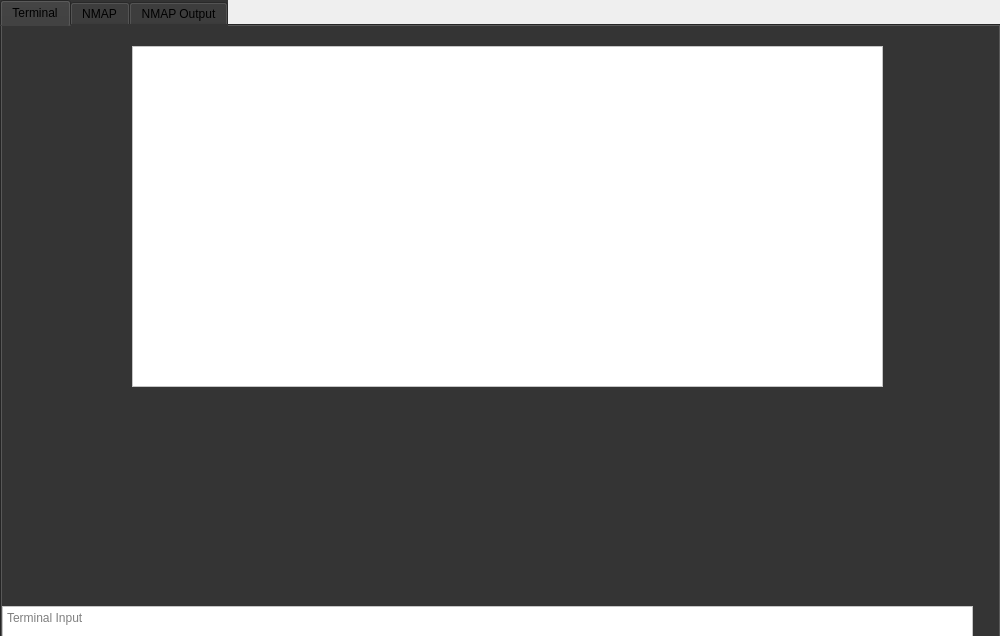
Old version of the form untitled.ui in the repository aaroncf2008/unigui.
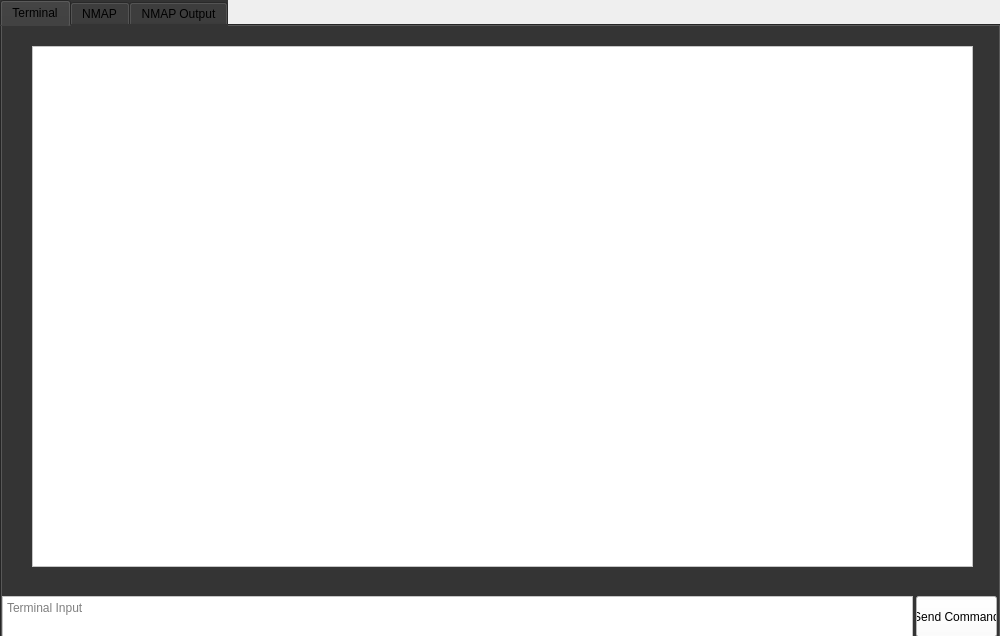
New version of the form.

Patch:
```diff
--- a/untitled.ui
+++ b/untitled.ui
@@ -53,10 +53,10 @@
     <widget class="QTextBrowser" name="textBrowser_2">
      <property name="geometry">
       <rect>
-       <x>130</x>
+       <x>30</x>
        <y>20</y>
-       <width>751</width>
-       <height>341</height>
+       <width>941</width>
+       <height>521</height>
       </rect>
      </property>
      <property name="styleSheet">
@@ -71,18 +71,41 @@
 &lt;p style=&quot;-qt-paragraph-type:empty; margin-top:0px; margin-bottom:0px; margin-left:0px; margin-right:0px; -qt-block-indent:0; text-indent:0px;&quot;&gt;&lt;br /&gt;&lt;/p&gt;&lt;/body&gt;&lt;/html&gt;</string>
      </property>
     </widget>
-    <widget class="QPlainTextEdit" name="plainTextEdit">
+    <widget class="QPushButton" name="sendterminal">
+     <property name="geometry">
+      <rect>
+       <x>914</x>
+       <y>570</y>
+       <width>81</width>
+       <height>41</height>
+      </rect>
+     </property>
+     <property name="styleSheet">
+      <string notr="true">background-color: rgb(255, 255, 255);</string>
+     </property>
+     <property name="text">
+      <string>Send Command</string>
+     </property>
+    </widget>
+    <widget class="QTextEdit" name="terminalinput">
      <property name="geometry">
       <rect>
        <x>0</x>
-       <y>580</y>
-       <width>971</width>
-       <height>31</height>
+       <y>570</y>
+       <width>911</width>
+       <height>41</height>
       </rect>
      </property>
      <property name="styleSheet">
       <string notr="true">background-color: rgb(255, 255, 255);
-font: 12pt &quot;Malgun Gothic&quot;;</string>
+font: 18pt &quot;MS Shell Dlg 2&quot;;</string>
+     </property>
+     <property name="html">
+      <string>&lt;!DOCTYPE HTML PUBLIC &quot;-//W3C//DTD HTML 4.0//EN&quot; &quot;http://www.w3.org/TR/REC-html40/strict.dtd&quot;&gt;
+&lt;html&gt;&lt;head&gt;&lt;meta name=&quot;qrichtext&quot; content=&quot;1&quot; /&gt;&lt;style type=&quot;text/css&quot;&gt;
+p, li { white-space: pre-wrap; }
+&lt;/style&gt;&lt;/head&gt;&lt;body style=&quot; font-family:'MS Shell Dlg 2'; font-size:18pt; font-weight:400; font-style:normal;&quot;&gt;
+&lt;p style=&quot;-qt-paragraph-type:empty; margin-top:0px; margin-bottom:0px; margin-left:0px; margin-right:0px; -qt-block-indent:0; text-indent:0px; font-size:8.25pt;&quot;&gt;&lt;br /&gt;&lt;/p&gt;&lt;/body&gt;&lt;/html&gt;</string>
      </property>
      <property name="placeholderText">
       <string>Terminal Input</string>
```
Left out of the diff: 6 changed lines with no effect on the pictures.
